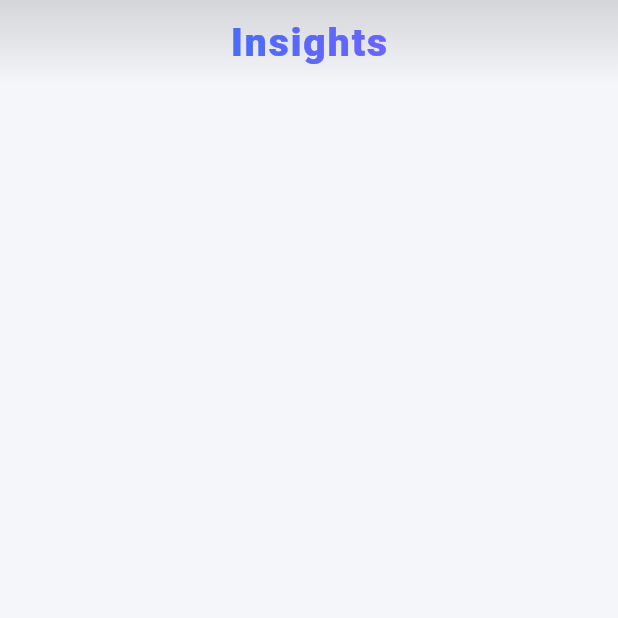
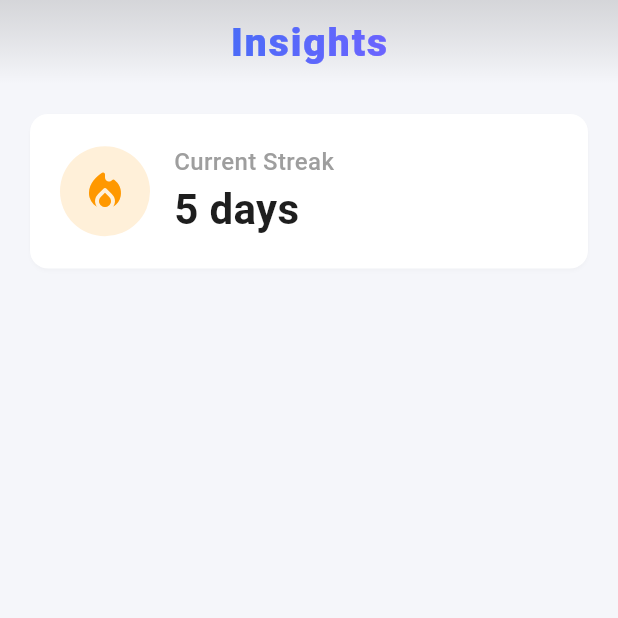
Before and after one commit to Gr8V/Habit-Tracker, a Flutter app: the Insights screen opened directly, on a phone screen of 412 x 824 dp, the top half of it. Run offline on Flutter 3.47's test engine with Material 3 defaults, Android fonts, the phone set to English and light mode, and no system bars; our stand-ins replace shared_preferences; accounts and stored records are empty; Roboto replaces fonts that are missing (Poppins).

Commit message:
added streak card to insights

```diff
--- a/habit_tracker/lib/pages/insights.dart
+++ b/habit_tracker/lib/pages/insights.dart
@@ -49,6 +49,77 @@ class Insights extends StatelessWidget {
           ),
         ),
       ),
+      body: Padding(
+        padding: EdgeInsets.all(16.0),
+        child: SingleChildScrollView(
+          child: Column(
+            children: [
+              StreakCard(streakCount: 5)
+            ],
+          ),
+        ),
+      ),
     );
   }
 }
+
+class StreakCard extends StatelessWidget {
+  final int streakCount;
+
+  const StreakCard({
+    super.key,
+    required this.streakCount,
+  });
+
+  @override
+  Widget build(BuildContext context) {
+    return Card(
+      child: Container(
+        padding: const EdgeInsets.all(20),
+        decoration: BoxDecoration(
+          borderRadius: BorderRadius.circular(18),
+        ),
+        child: Row(
+          children: [
+            Container(
+              padding: const EdgeInsets.all(14),
+              decoration: BoxDecoration(
+                color: Colors.orange.withValues(alpha: 0.15),
+                shape: BoxShape.circle,
+              ),
+              child: const Icon(
+                Icons.local_fire_department_rounded,
+                color: Colors.orange,
+                size: 32,
+              ),
+            ),
+
+            const SizedBox(width: 16),
+
+            // Text Section
+            Column(
+              crossAxisAlignment: CrossAxisAlignment.start,
+              children: [
+                const Text(
+                  "Current Streak",
+                  style: TextStyle(
+                    fontSize: 16,
+                    fontWeight: FontWeight.w500,
+                    color: Colors.grey,
+                  ),
+                ),
+                Text(
+                  "$streakCount days",
+                  style: const TextStyle(
+                    fontSize: 28,
+                    fontWeight: FontWeight.bold,
+                  ),
+                ),
+              ],
+            ),
+          ],
+        ),
+      ),
+    );
+  }
+}
```
